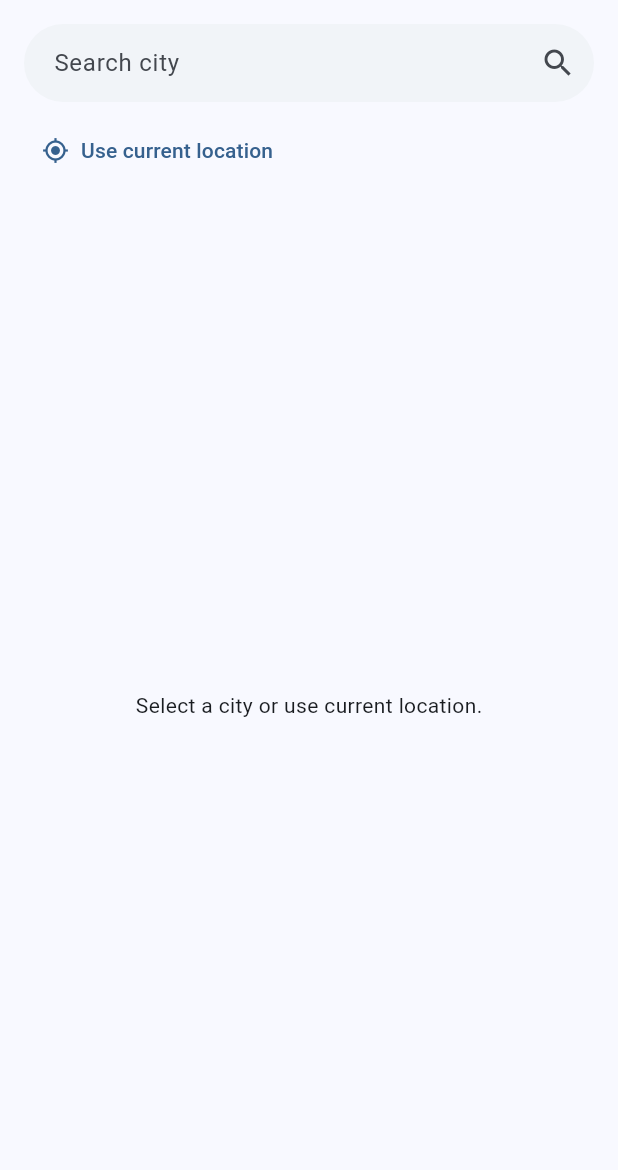
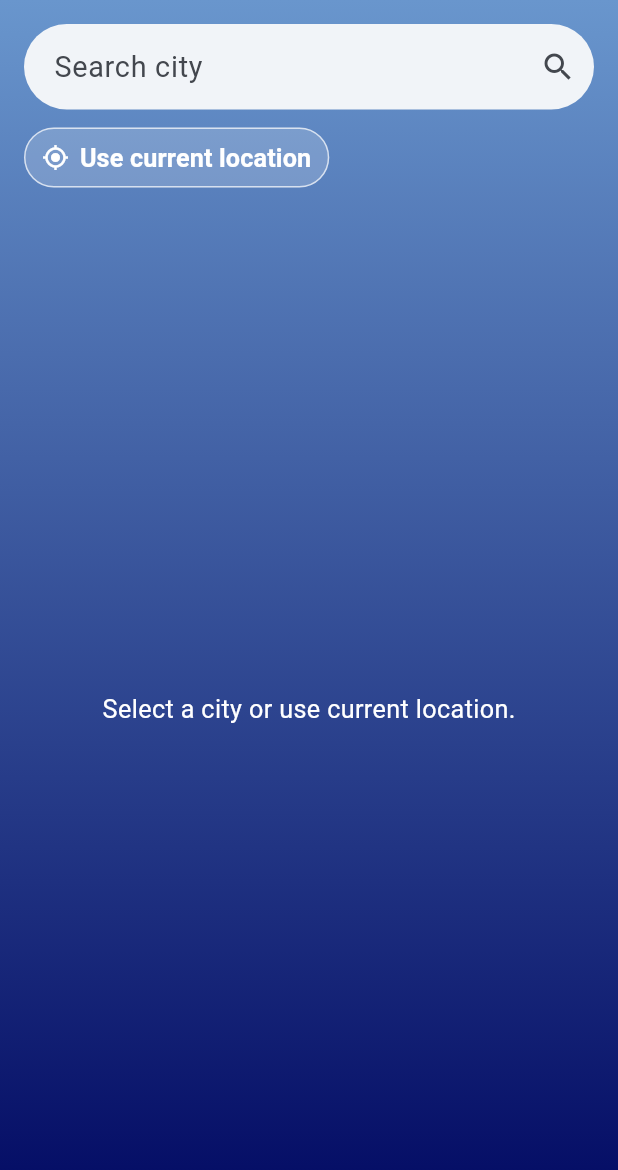
Before and after one commit to cepekLP/SimpleWeatherApp, a Flutter app: the screen it shows after launch, on a phone screen of 412 x 824 dp. Shown: the top 1170 px of the screen. Run offline on Flutter 3.47's test engine with Material 3 defaults, Android fonts, the phone set to English and light mode, and no system bars; our stand-ins replace flutter_dotenv, geolocator, shared_preferences; Roboto replaces fonts that are missing (Bahnschrift).

Commit message:
change main screen UI

```diff
--- a/lib/features/weather/presentation/weather_screen.dart
+++ b/lib/features/weather/presentation/weather_screen.dart
@@ -36,8 +36,20 @@ class _WeatherScreenState extends State<WeatherScreen> {
 
   @override
   Widget build(BuildContext context) {
-    return Scaffold(
-      body: SafeArea(
+    return MediaQuery(
+      data: MediaQuery.of(
+        context,
+      ).copyWith(textScaler: const TextScaler.linear(1.2)),
+      child: Scaffold(
+        body: Container(
+          decoration: const BoxDecoration(
+            gradient: LinearGradient(
+              begin: Alignment.topCenter,
+              end: Alignment.bottomCenter,
+              colors: [Color(0xFF6996CD), Color(0xFF000761)],
+            ),
+          ),
+          child: SafeArea(
             child: Padding(
               padding: const EdgeInsets.all(16),
               child: Column(
@@ -45,7 +57,8 @@ class _WeatherScreenState extends State<WeatherScreen> {
                 children: [
                   _SearchBar(
                     controller: _cityController,
-                onSearch: () => widget.controller.searchCity(_cityController.text),
+                    onSearch: () =>
+                        widget.controller.searchCity(_cityController.text),
                   ),
                   const SizedBox(height: 8),
                   Align(
@@ -53,15 +66,32 @@ class _WeatherScreenState extends State<WeatherScreen> {
                     child: TextButton.icon(
                       key: const Key('useCurrentLocationButton'),
                       onPressed: widget.controller.useCurrentLocation,
+                      style: TextButton.styleFrom(
+                        foregroundColor: Colors.white,
+                        backgroundColor: Colors.white.withOpacity(0.18),
+                        side: const BorderSide(color: Colors.white70),
+                        shape: RoundedRectangleBorder(
+                          borderRadius: BorderRadius.circular(20),
+                        ),
+                        padding: const EdgeInsets.symmetric(
+                          horizontal: 12,
+                          vertical: 8,
+                        ),
+                      ),
                       icon: const Icon(Icons.my_location),
-                  label: const Text('Use current location'),
+                      label: const Text(
+                        'Use current location',
+                        style: TextStyle(fontWeight: FontWeight.w600),
+                      ),
                     ),
                   ),
                   const SizedBox(height: 8),
                   if (widget.controller.status == WeatherViewStatus.loading)
                     const Expanded(
                       child: Center(
-                    child: CircularProgressIndicator(key: Key('loadingIndicator')),
+                        child: CircularProgressIndicator(
+                          key: Key('loadingIndicator'),
+                        ),
                       ),
                     )
                   else if (widget.controller.status == WeatherViewStatus.error)
@@ -70,7 +100,7 @@ class _WeatherScreenState extends State<WeatherScreen> {
                         child: Text(
                           widget.controller.errorMessage ?? 'Unknown error',
                           key: const Key('errorMessage'),
-                      style: TextStyle(color: Theme.of(context).colorScheme.error),
+                          style: const TextStyle(color: Colors.white),
                         ),
                       ),
                     )
@@ -82,16 +112,26 @@ class _WeatherScreenState extends State<WeatherScreen> {
                         itemBuilder: (context, index) {
                           final city = widget.controller.cityResults[index];
                           return ListTile(
-                        title: Text(city.label),
-                        trailing: const Icon(Icons.chevron_right),
+                            title: Text(
+                              city.label,
+                              style: const TextStyle(color: Colors.white),
+                            ),
+                            trailing: const Icon(
+                              Icons.chevron_right,
+                              color: Colors.white,
+                            ),
                             onTap: () => widget.controller.chooseLocation(city),
                           );
                         },
                       ),
                     )
                   else
-                Expanded(child: _WeatherContent(controller: widget.controller)),
+                    Expanded(
+                      child: _WeatherContent(controller: widget.controller),
+                    ),
                 ],
+              ),
+            ),
           ),
         ),
       ),
@@ -116,7 +156,10 @@ class _SearchBar extends StatelessWidget {
         hintText: 'Search city',
         filled: true,
         fillColor: const Color(0xFFF1F4F8),
-        contentPadding: const EdgeInsets.symmetric(horizontal: 16, vertical: 14),
+        contentPadding: const EdgeInsets.symmetric(
+          horizontal: 16,
+          vertical: 14,
+        ),
         border: OutlineInputBorder(
           borderRadius: BorderRadius.circular(30),
           borderSide: BorderSide.none,
@@ -140,43 +183,65 @@ class _WeatherContent extends StatelessWidget {
   Widget build(BuildContext context) {
     final weather = controller.weather;
     if (weather == null) {
-      return const Center(child: Text('Select a city or use current location.'));
+      return const Center(
+        child: Text(
+          'Select a city or use current location.',
+          style: TextStyle(color: Colors.white),
+        ),
+      );
     }
 
     final current = weather.current;
     final nextThreeDays = controller.forecast.take(3).toList(growable: false);
 
-    return Column(
+    return SingleChildScrollView(
+      child: Column(
         key: const Key('weatherContentList'),
         crossAxisAlignment: CrossAxisAlignment.stretch,
         children: [
           Text(
             controller.locationLabel,
-          style: Theme.of(context).textTheme.headlineSmall,
+            textAlign: TextAlign.center,
+            style: Theme.of(context).textTheme.headlineSmall?.copyWith(
+              color: Colors.black87,
+              fontWeight: FontWeight.w700,
+              fontSize:
+                  (Theme.of(context).textTheme.headlineSmall?.fontSize ?? 24) +
+                  6,
+            ),
           ),
           const SizedBox(height: 8),
-        Row(
-          crossAxisAlignment: CrossAxisAlignment.start,
-          children: [
-            Expanded(
-              child: Column(
-                crossAxisAlignment: CrossAxisAlignment.start,
+          Column(
+            crossAxisAlignment: CrossAxisAlignment.center,
             children: [
               Text(
                 '${current.temperature.round()} C  ${_titleCase(current.description)}',
-                    style: Theme.of(context).textTheme.titleLarge,
+                textAlign: TextAlign.center,
+                style: Theme.of(
+                  context,
+                ).textTheme.titleLarge?.copyWith(color: Colors.white),
               ),
               const SizedBox(height: 10),
-                  Text('Humidity: ${current.humidity}%'),
-                  Text('Sunrise: ${_formatTime(current.sunrise)}'),
-                  Text('Sunset: ${_formatTime(current.sunset)}'),
+              Text(
+                'Humidity: ${current.humidity}%',
+                textAlign: TextAlign.center,
+                style: const TextStyle(color: Colors.white),
+              ),
+              Text(
+                'Sunrise: ${_formatTime(current.sunrise)}',
+                textAlign: TextAlign.center,
+                style: const TextStyle(color: Colors.white),
+              ),
+              Text(
+                'Sunset: ${_formatTime(current.sunset)}',
+                textAlign: TextAlign.center,
+                style: const TextStyle(color: Colors.white),
+              ),
+              const SizedBox(height: 8),
+              _WeatherIcon(iconCode: current.iconCode, size: 176),
             ],
           ),
-            ),
-            _WeatherIcon(iconCode: current.iconCode, size: 88),
-          ],
-        ),
-        const Spacer(),
+          const SizedBox(height: 16),
           Row(
             key: const Key('next3DaysRow'),
             children: nextThreeDays
@@ -185,23 +250,37 @@ class _WeatherContent extends StatelessWidget {
                     child: Padding(
                       padding: const EdgeInsets.symmetric(horizontal: 4),
                       child: Container(
-                      padding: const EdgeInsets.symmetric(vertical: 10, horizontal: 8),
+                        padding: const EdgeInsets.symmetric(
+                          vertical: 10,
+                          horizontal: 8,
+                        ),
                         decoration: BoxDecoration(
-                        color: const Color(0xFFF6F8FA),
+                          color: Colors.white.withOpacity(0.1),
                           borderRadius: BorderRadius.circular(14),
                         ),
                         child: Column(
                           mainAxisSize: MainAxisSize.min,
                           children: [
-                          Text(_weekday(day.date)),
-                          const SizedBox(height: 4),
-                          _WeatherIcon(iconCode: day.iconCode, size: 42),
+                            Text(
+                              _weekday(day.date),
+                              style: const TextStyle(color: Colors.white),
+                            ),
                             const SizedBox(height: 4),
                             Text(
-                            '${day.maxTemp.round()} / ${day.minTemp.round()} C',
+                              '${day.maxTemp.round()} C',
                               textAlign: TextAlign.center,
-                            style: Theme.of(context).textTheme.bodySmall,
+                              style: Theme.of(context).textTheme.bodyMedium
+                                  ?.copyWith(color: Colors.white),
                             ),
+                            const SizedBox(height: 4),
+                            Text(
+                              '${day.minTemp.round()} C',
+                              textAlign: TextAlign.center,
+                              style: Theme.of(context).textTheme.bodySmall
+                                  ?.copyWith(color: Colors.white70),
+                            ),
+                            const SizedBox(height: 4),
+                            _WeatherIcon(iconCode: day.iconCode, size: 84),
                           ],
                         ),
                       ),
@@ -211,6 +290,7 @@ class _WeatherContent extends StatelessWidget {
                 .toList(growable: false),
           ),
         ],
+      ),
     );
   }
 
@@ -236,17 +316,33 @@ class _WeatherContent extends StatelessWidget {
 class _WeatherIcon extends StatelessWidget {
   final String iconCode;
   final double size;
+  static const double _layoutHeightFactor = 0.7;
 
   const _WeatherIcon({required this.iconCode, required this.size});
 
   @override
   Widget build(BuildContext context) {
-    return Image.network(
-      'https://openweathermap.org/img/wn/$iconCode@2x.png',
+    return SizedBox(
+      width: size,
+      height: size * _layoutHeightFactor,
+      child: ClipRect(
+        child: OverflowBox(
+          minWidth: size,
+          maxWidth: size,
+          minHeight: size,
+          maxHeight: size,
+          alignment: Alignment.center,
+          child: Image.network(
+            'https://openweathermap.org/img/wn/$iconCode@4x.png',
             width: size,
             height: size,
+            fit: BoxFit.contain,
+            filterQuality: FilterQuality.high,
             errorBuilder: (context, error, stackTrace) =>
                 Icon(Icons.cloud, size: size * 0.75),
+          ),
+        ),
+      ),
     );
   }
 }
--- a/lib/main.dart
+++ b/lib/main.dart
@@ -30,6 +30,7 @@ class SimpleWeatherApp extends StatelessWidget {
       title: 'Simple Weather App',
       theme: ThemeData(
         colorScheme: ColorScheme.fromSeed(seedColor: Colors.blue),
+        fontFamily: 'Bahnschrift',
         useMaterial3: true,
       ),
       home: WeatherScreen(controller: controller),
```
Lines whose indentation alone changed are shown as unchanged.
